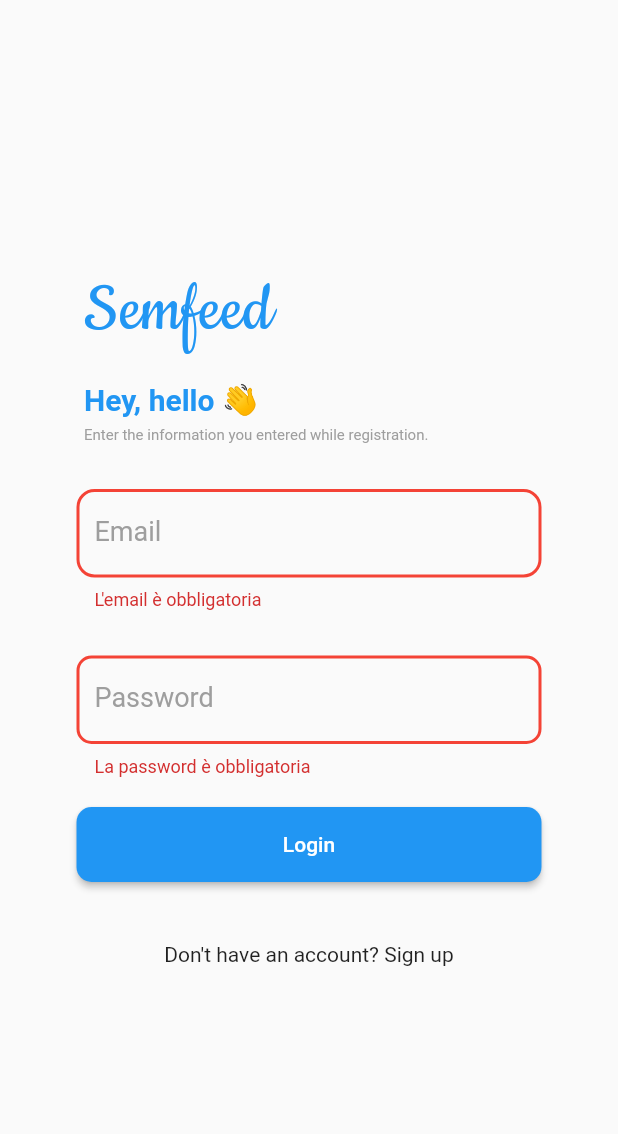
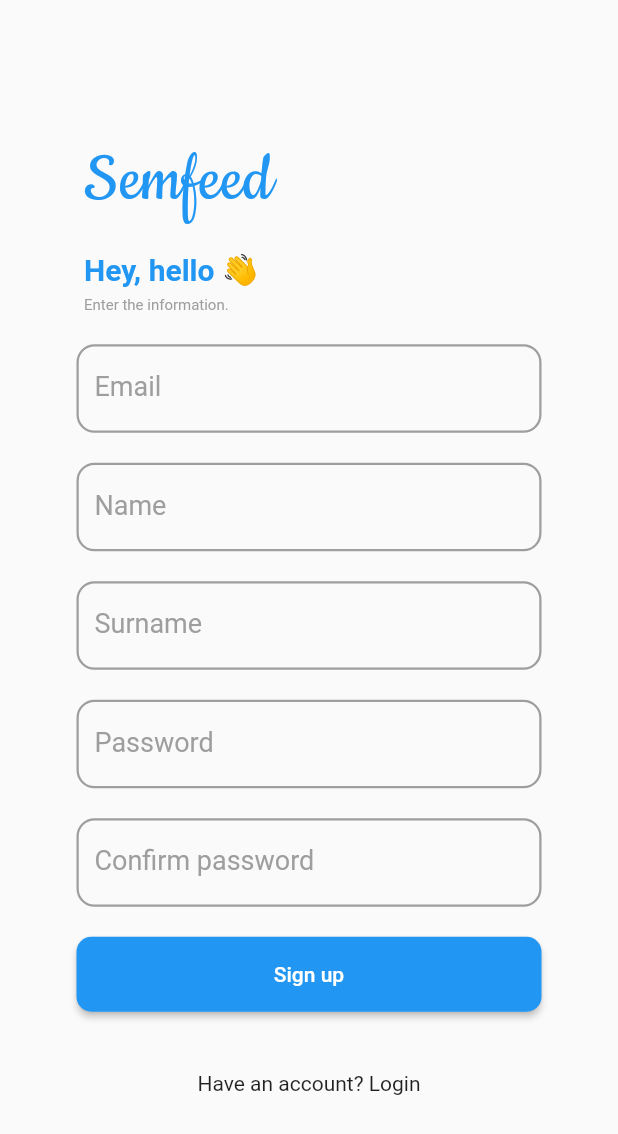
Before and after one commit to benFactotum99/APP-Sem-feed, a Flutter app: the screen it shows after launch, after a tap on "Login", after a tap on "Don't have an account? Sign up", on a phone screen of 412 x 824 dp. Shown: the top 1134 px of the screen. Run offline on Flutter 3.47's test engine with Material 2 defaults, Android fonts, the light colour scheme and no system bars; our stand-ins replace animated_notch_bottom_bar, carousel_slider, email_validator, flutter_bloc, flutter_secure_storage, icons_plus and 1 more.

Commit message:
signup completo

```diff
--- /dev/null
+++ b/lib/data/models/user_req.dart
@@ -0,0 +1,33 @@
+import 'dart:convert';
+
+UserReq userReqFromJson(String str) => UserReq.fromJson(json.decode(str));
+
+String userReqToJson(UserReq data) => json.encode(data.toJson());
+
+class UserReq {
+  String email;
+  String password;
+  String name;
+  String surname;
+
+  UserReq({
+    required this.email,
+    required this.password,
+    required this.name,
+    required this.surname,
+  });
+
+  factory UserReq.fromJson(Map<String, dynamic> json) => UserReq(
+        email: json["email"],
+        password: json["password"],
+        name: json["name"],
+        surname: json["surname"],
+      );
+
+  Map<String, dynamic> toJson() => {
+        "email": email,
+        "password": password,
+        "name": name,
+        "surname": surname,
+      };
+}
--- a/lib/main.dart
+++ b/lib/main.dart
@@ -21,6 +21,7 @@ import 'package:sem_feed/presentation/bloc/resource/resource_bloc.dart';
 import 'package:sem_feed/presentation/bloc/topic/topic_bloc.dart';
 import 'package:sem_feed/presentation/view/account/login_view.dart';
 import 'package:page_transition/page_transition.dart';
+import 'package:sem_feed/presentation/view/account/registration_view.dart';
 import 'package:sem_feed/presentation/view/home/home_view.dart';
 import 'package:sem_feed/presentation/view/news/news_add_resource_view.dart';
 import 'package:sem_feed/presentation/view/news/news_detail_view.dart';
@@ -154,6 +155,7 @@ class MyApp extends StatelessWidget {
             TopicEditView.route: (context) => TopicEditView(
                   topicEditArguments: settings.arguments as TopicEditArguments,
                 ),
+            RegistrationView.route: (context) => RegistrationView(),
             NewsAddResourceView.route: (context) => NewsAddResourceView(),
           };
           return MaterialPageRoute(builder: routes[settings.name]!);
--- a/lib/presentation/bloc/authentication/authentication_bloc_event.dart
+++ b/lib/presentation/bloc/authentication/authentication_bloc_event.dart
@@ -1,3 +1,4 @@
+import 'package:sem_feed/data/models/user_req.dart';
 import 'package:sem_feed/data/models/user_session.dart';
 
 abstract class AuthenticationBlocEvent {}
@@ -10,6 +11,11 @@ class AuthenticationBlocEventLogin extends AuthenticationBlocEvent {
   AuthenticationBlocEventLogin(this.email, this.password);
 }
 
+class AuthenticationBlocEventSignup extends AuthenticationBlocEvent {
+  final UserReq userReq;
+  AuthenticationBlocEventSignup(this.userReq);
+}
+
 class AuthenticationBlocEventLogout extends AuthenticationBlocEvent {}
 
 class AuthenticationBlocEventSaveUserData extends AuthenticationBlocEvent {
--- a/lib/presentation/bloc/authentication/authentication_bloc_state.dart
+++ b/lib/presentation/bloc/authentication/authentication_bloc_state.dart
@@ -12,6 +12,8 @@ class AuthenticationBlocStateUnauthenticated extends AuthenticationBlocState {}
 
 class AuthenticationBlocStateLoadingAuth extends AuthenticationBlocState {}
 
+class AuthenticationBlocStateLoadingSignup extends AuthenticationBlocState {}
+
 class AuthenticationBlocStateLogout extends AuthenticationBlocState {}
 
 class AuthenticationBlocStateSuccessAuth extends AuthenticationBlocState {
@@ -19,7 +21,17 @@ class AuthenticationBlocStateSuccessAuth extends AuthenticationBlocState {
   AuthenticationBlocStateSuccessAuth(this.userSession);
 }
 
+class AuthenticationBlocStateSuccessSignup extends AuthenticationBlocState {
+  final UserSession userSession;
+  AuthenticationBlocStateSuccessSignup(this.userSession);
+}
+
 class AuthenticationBlocStateErrorAuth extends AuthenticationBlocState {
   String errorMessage;
   AuthenticationBlocStateErrorAuth(this.errorMessage);
 }
+
+class AuthenticationBlocStateErrorSignup extends AuthenticationBlocState {
+  String errorMessage;
+  AuthenticationBlocStateErrorSignup(this.errorMessage);
+}
--- a/lib/presentation/view/account/login_view.dart
+++ b/lib/presentation/view/account/login_view.dart
@@ -5,6 +5,7 @@ import 'package:flutter_bloc/flutter_bloc.dart';
 import 'package:sem_feed/presentation/bloc/authentication/authentication_bloc.dart';
 import 'package:sem_feed/presentation/bloc/authentication/authentication_bloc_event.dart';
 import 'package:sem_feed/presentation/bloc/authentication/authentication_bloc_state.dart';
+import 'package:sem_feed/presentation/view/account/registration_view.dart';
 import 'package:sem_feed/presentation/view/components/custom_button.dart';
 import 'package:sem_feed/presentation/view/components/show_my_dialog.dart';
 import 'package:sem_feed/presentation/view/home/home_view.dart';
@@ -110,90 +111,6 @@ class _LoginViewState extends State<LoginView> {
             color: Colors.grey,
             fontSize: 10,
           ),
-        ),
-      );
-
-  txtNameSection() => Container(
-        width: 310,
-        child: TextFormField(
-          //controller: emailTextController,
-          autovalidateMode: AutovalidateMode.onUserInteraction,
-          validator: (value) {
-            if (value == null || value.isEmpty) {
-              return 'Il nome è obbligatoria';
-            }
-            return null;
-          },
-          cursorColor: Colors.blue,
-          decoration: const InputDecoration(
-            labelText: "Name",
-            labelStyle: TextStyle(fontSize: 18, color: Colors.grey),
-            focusedBorder: OutlineInputBorder(
-              borderSide: BorderSide(width: 2, color: Colors.blue),
-              borderRadius: BorderRadius.all(Radius.circular(12.0)),
-            ),
-            //prefixIcon: Icon(Icons.account_circle, size: 30),
-            enabledBorder: OutlineInputBorder(
-                borderSide: BorderSide(width: 1.5, color: Colors.grey),
-                borderRadius: BorderRadius.all(Radius.circular(12.0))),
-            errorBorder: OutlineInputBorder(
-              borderRadius: BorderRadius.all(Radius.circular(12.0)),
-              borderSide: BorderSide(
-                width: 2,
-                color: Colors.red,
-              ),
-            ),
-            focusedErrorBorder: OutlineInputBorder(
-              borderRadius: BorderRadius.all(Radius.circular(12.0)),
-              borderSide: BorderSide(
-                width: 2,
-                color: Colors.blue,
-              ),
-            ),
-          ),
-          onChanged: (text) {},
-        ),
-      );
-
-  txtSurnameSection() => Container(
-        width: 310,
-        child: TextFormField(
-          //controller: emailTextController,
-          autovalidateMode: AutovalidateMode.onUserInteraction,
-          validator: (value) {
-            if (value == null || value.isEmpty) {
-              return 'Il cognome è obbligatorio';
-            }
-            return null;
-          },
-          cursorColor: Colors.blue,
-          decoration: const InputDecoration(
-            labelText: "Surname",
-            labelStyle: TextStyle(fontSize: 18, color: Colors.grey),
-            focusedBorder: OutlineInputBorder(
-              borderSide: BorderSide(width: 2, color: Colors.blue),
-              borderRadius: BorderRadius.all(Radius.circular(12.0)),
-            ),
-            //prefixIcon: Icon(Icons.account_circle, size: 30),
-            enabledBorder: OutlineInputBorder(
-                borderSide: BorderSide(width: 1.5, color: Colors.grey),
-                borderRadius: BorderRadius.all(Radius.circular(12.0))),
-            errorBorder: OutlineInputBorder(
-              borderRadius: BorderRadius.all(Radius.circular(12.0)),
-              borderSide: BorderSide(
-                width: 2,
-                color: Colors.red,
-              ),
-            ),
-            focusedErrorBorder: OutlineInputBorder(
-              borderRadius: BorderRadius.all(Radius.circular(12.0)),
-              borderSide: BorderSide(
-                width: 2,
-                color: Colors.blue,
-              ),
-            ),
-          ),
-          onChanged: (text) {},
         ),
       );
 
@@ -367,21 +284,14 @@ class _LoginViewState extends State<LoginView> {
         },
       );
 
-  Widget buttonSignupSection() => CustomButton(
-        text: 'Sign up',
-        colorButton: Colors.blue,
-        colorText: Colors.white,
-        heightButton: 50,
-        widthButton: 310,
-        isLoading: false,
-        onPressed: () {
-          if (formKey.currentState!.validate()) {}
-        },
-      );
-
   gotoSignUpSection() => InkWell(
         child: Text("Don't have an account? Sign up"),
-        onTap: () {},
+        onTap: () {
+          Navigator.pushNamed(
+            context,
+            RegistrationView.route,
+          );
+        },
       );
 
   gotoLoginSection() => InkWell(
--- /dev/null
+++ b/lib/presentation/view/account/registration_view.dart
@@ -0,0 +1,231 @@
+import 'package:flutter/material.dart';
+import 'package:flutter_bloc/flutter_bloc.dart';
+import 'package:sem_feed/data/models/user_req.dart';
+import 'package:sem_feed/presentation/bloc/authentication/authentication_bloc.dart';
+import 'package:sem_feed/presentation/bloc/authentication/authentication_bloc_event.dart';
+import 'package:sem_feed/presentation/bloc/authentication/authentication_bloc_state.dart';
+import 'package:sem_feed/presentation/view/components/custom_button.dart';
+import 'package:sem_feed/presentation/view/components/custom_text_form.dart';
+import 'package:sem_feed/presentation/view/components/show_my_dialog.dart';
+import 'package:sem_feed/presentation/view/home/home_view.dart';
+
+class RegistrationView extends StatefulWidget {
+  static String route = "registration_view";
+
+  const RegistrationView({super.key});
+
+  @override
+  State<RegistrationView> createState() => _RegistrationViewState();
+}
+
+class _RegistrationViewState extends State<RegistrationView> {
+  GlobalKey<FormState> formKey = GlobalKey<FormState>();
+  TextEditingController emailTextController = TextEditingController();
+  TextEditingController nameTextController = TextEditingController();
+  TextEditingController surnameTextController = TextEditingController();
+  TextEditingController passwordTextController = TextEditingController();
+  TextEditingController confirmPasswordTextController = TextEditingController();
+
+  @override
+  Widget build(BuildContext context) {
+    return BlocListener<AuthenticationBloc, AuthenticationBlocState>(
+      listener: (context, state) {
+        if (state is AuthenticationBlocStateSuccessSignup) {
+          Navigator.of(context).pop();
+          Navigator.of(context, rootNavigator: true).pushReplacement(
+            MaterialPageRoute(
+              builder: (context) => HomeView(),
+            ),
+          );
+        } else if (state is AuthenticationBlocStateErrorSignup) {
+          ShowMyDialog(context, "Errore", state.errorMessage);
+        }
+      },
+      child: Scaffold(
+        body: Center(
+          child: Form(
+            key: formKey,
+            child: Column(
+              mainAxisAlignment: MainAxisAlignment.center,
+              crossAxisAlignment: CrossAxisAlignment.center,
+              children: [
+                appTextSection(),
+                SizedBox(height: 20),
+                titleSection("Hey, hello 👋"),
+                SizedBox(height: 5),
+                subTitleSection("Enter the information."),
+                SizedBox(height: 20),
+                txtEmailSection(),
+                SizedBox(height: 20),
+                txtNameSection(),
+                SizedBox(height: 20),
+                txtSurnameSection(),
+                SizedBox(height: 20),
+                txtPasswordSection(),
+                SizedBox(height: 20),
+                txtConfirmPasswordSection(),
+                SizedBox(height: 20),
+                buttonSignupSection(),
+                SizedBox(height: 40),
+                gotoSignUpSection(),
+              ],
+            ),
+          ),
+        ),
+      ),
+    );
+  }
+
+  gotoSignUpSection() => InkWell(
+        child: Text("Have an account? Login"),
+        onTap: () {
+          Navigator.of(context).pop();
+        },
+      );
+
+  appTextSection() => Container(
+        width: 300,
+        child: Text(
+          "Semfeed",
+          style: TextStyle(
+            color: Colors.blue,
+            fontSize: 50,
+            //fontWeight: FontWeight.bold,
+            fontFamily: 'Cookie',
+          ),
+          textAlign: TextAlign.left,
+        ),
+      );
+
+  titleSection(String text) => Container(
+        width: 300,
+        child: Text(
+          text,
+          style: TextStyle(
+            color: Colors.blue,
+            fontWeight: FontWeight.bold,
+            fontSize: 20,
+          ),
+        ),
+      );
+
+  subTitleSection(String text) => Container(
+        width: 300,
+        child: Text(
+          text,
+          style: TextStyle(
+            color: Colors.grey,
+            fontSize: 10,
+          ),
+        ),
+      );
+
+  txtEmailSection() => Container(
+        width: 310,
+        child: CustomTextForm(
+          textController: emailTextController,
+          myLabelText: 'Email',
+          onChanged: (String? value) {},
+          onValidator: (value) {
+            if (value == null || value.isEmpty) {
+              return 'Il nome è obbligatorio';
+            }
+            return null;
+          },
+        ),
+      );
+
+  txtNameSection() => Container(
+        width: 310,
+        child: CustomTextForm(
+          textController: nameTextController,
+          myLabelText: 'Name',
+          onChanged: (String? value) {},
+          onValidator: (value) {
+            if (value == null || value.isEmpty) {
+              return 'Il nome è obbligatorio';
+            }
+            return null;
+          },
+        ),
+      );
+
+  txtSurnameSection() => Container(
+        width: 310,
+        child: CustomTextForm(
+          textController: surnameTextController,
+          myLabelText: 'Surname',
+          onChanged: (String? value) {},
+          onValidator: (value) {
+            if (value == null || value.isEmpty) {
+              return 'Il cognome è obbligatorio';
+            }
+            return null;
+          },
+        ),
+      );
+
+  txtPasswordSection() => Container(
+        width: 310,
+        child: CustomTextForm(
+          obscureText: true,
+          textController: passwordTextController,
+          myLabelText: 'Password',
+          onChanged: (String? value) {},
+          onValidator: (value) {
+            if (value == null || value.isEmpty) {
+              return 'La password è obbligatoria';
+            }
+
+            return null;
+          },
+        ),
+      );
+
+  txtConfirmPasswordSection() => Container(
+        width: 310,
+        child: CustomTextForm(
+          obscureText: true,
+          textController: confirmPasswordTextController,
+          myLabelText: 'Confirm password',
+          onChanged: (String? value) {},
+          onValidator: (value) {
+            if (value == null || value.isEmpty) {
+              return 'La conferma password è obbligatoria';
+            }
+            if (value != passwordTextController.text) {
+              return 'Le password non corrispondono';
+            }
+            return null;
+          },
+        ),
+      );
+
+  buttonSignupSection() =>
+      BlocBuilder<AuthenticationBloc, AuthenticationBlocState>(
+        builder: (context, state) {
+          return CustomButton(
+            text: 'Sign up',
+            colorButton: Colors.blue,
+            colorText: Colors.white,
+            heightButton: 50,
+            widthButton: 310,
+            isLoading: state is AuthenticationBlocStateLoadingSignup,
+            onPressed: () {
+              if (formKey.currentState!.validate()) {
+                BlocProvider.of<AuthenticationBloc>(context).add(
+                  AuthenticationBlocEventSignup(
+                    UserReq(
+                      email: emailTextController.text,
+                      name: nameTextController.text,
+                      password: passwordTextController.text,
+                      surname: surnameTextController.text,
+                    ),
+                  ),
+                );
+              }
+            },
+          );
+        },
+      );
+}
--- a/lib/presentation/view/components/custom_text_form.dart
+++ b/lib/presentation/view/components/custom_text_form.dart
@@ -8,12 +8,14 @@ class CustomTextForm extends StatelessWidget {
   final bool readOnly;
   final int maxLines;
   final bool enable;
+  final bool obscureText;
 
   const CustomTextForm(
       {this.textController = null,
       required this.myLabelText,
       required this.onValidator,
       required this.onChanged,
+      this.obscureText = false,
       this.readOnly = false,
       this.enable = true,
       this.maxLines = 1});
@@ -21,6 +23,7 @@ class CustomTextForm extends StatelessWidget {
   @override
   Widget build(BuildContext context) {
     return TextFormField(
+      obscureText: obscureText,
       enabled: this.enable,
       maxLines: maxLines,
       readOnly: readOnly,
@@ -30,14 +33,15 @@ class CustomTextForm extends StatelessWidget {
       cursorColor: Colors.blue,
       decoration: InputDecoration(
         labelText: myLabelText,
-        labelStyle: TextStyle(fontSize: 20, color: Colors.grey),
+        labelStyle: TextStyle(fontSize: 18, color: Colors.grey),
         focusedBorder: OutlineInputBorder(
           borderSide: BorderSide(width: 2, color: Colors.blue),
           borderRadius: BorderRadius.all(Radius.circular(10.0)),
         ),
         //prefixIcon: Icon(Icons.account_circle, size: 30),
         enabledBorder: OutlineInputBorder(
-            borderRadius: BorderRadius.all(Radius.circular(10.0))),
+            borderSide: BorderSide(width: 1.5, color: Colors.grey),
+            borderRadius: BorderRadius.all(Radius.circular(12.0))),
         disabledBorder: OutlineInputBorder(
           borderSide: BorderSide(width: 1, color: Colors.black),
           borderRadius: BorderRadius.all(Radius.circular(10.0)),
```
Also changed, not shown: lib/data/repository/api/user_repository.dart (+17 -0 lines), lib/domain/services/user_service.dart (+7 -0 lines), lib/presentation/bloc/authentication/authentication_bloc.dart (+28 -0 lines).
